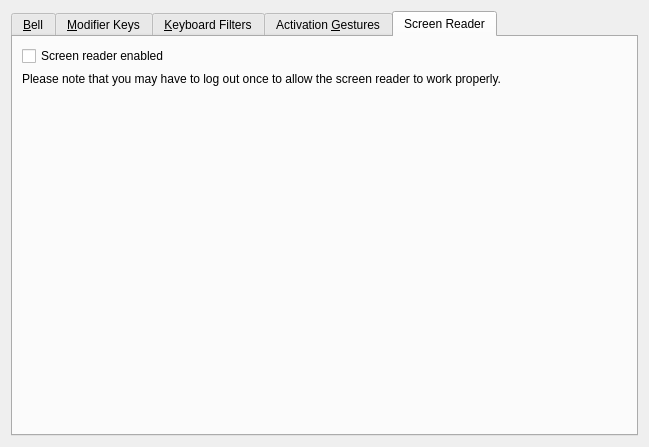
Above: kcms/access/accessibility.ui from Sonic-DE/sonic-desktop-interface before the change. Below: the same form after it.
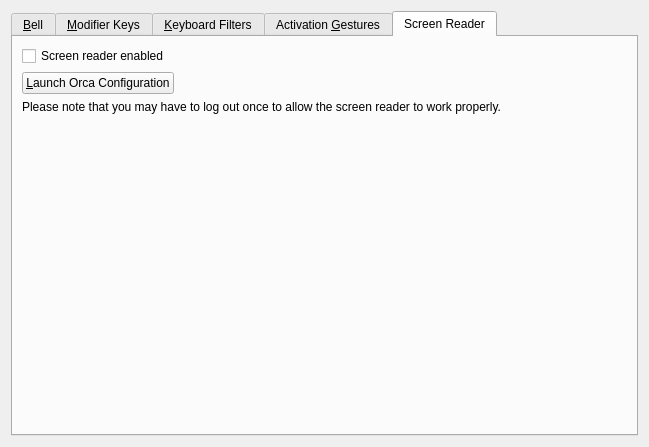
That is the form after the change. The open tabs and pages were chosen to show the change. Custom widgets are drawn as their Qt base class.

Commit message: Add a button to launch orca configuration in kcm

Diff of the .ui file:
```diff
--- a/kcms/access/accessibility.ui
+++ b/kcms/access/accessibility.ui
@@ -752,6 +752,33 @@
          </property>
         </widget>
        </item>
+       <item>
+        <layout class="QHBoxLayout" name="horizontalLayout_10">
+         <item>
+          <widget class="QPushButton" name="launchOrcaConfiguration">
+           <property name="text">
+            <string>&amp;Launch Orca Configuration</string>
+           </property>
+          </widget>
+         </item>
+         <item>
+          <widget class="QLabel" name="orcaLaunchFeedbackLabel">
+           <property name="sizePolicy">
+            <sizepolicy hsizetype="Expanding" vsizetype="Preferred">
+             <horstretch>0</horstretch>
+             <verstretch>0</verstretch>
+            </sizepolicy>
+           </property>
+           <property name="text">
+            <string/>
+           </property>
+           <property name="wordWrap">
+            <bool>true</bool>
+           </property>
+          </widget>
+         </item>
+        </layout>
+       </item>
        <item>
         <widget class="QLabel" name="label_2">
          <property name="text">
```
The commit also changes 2 other files.
